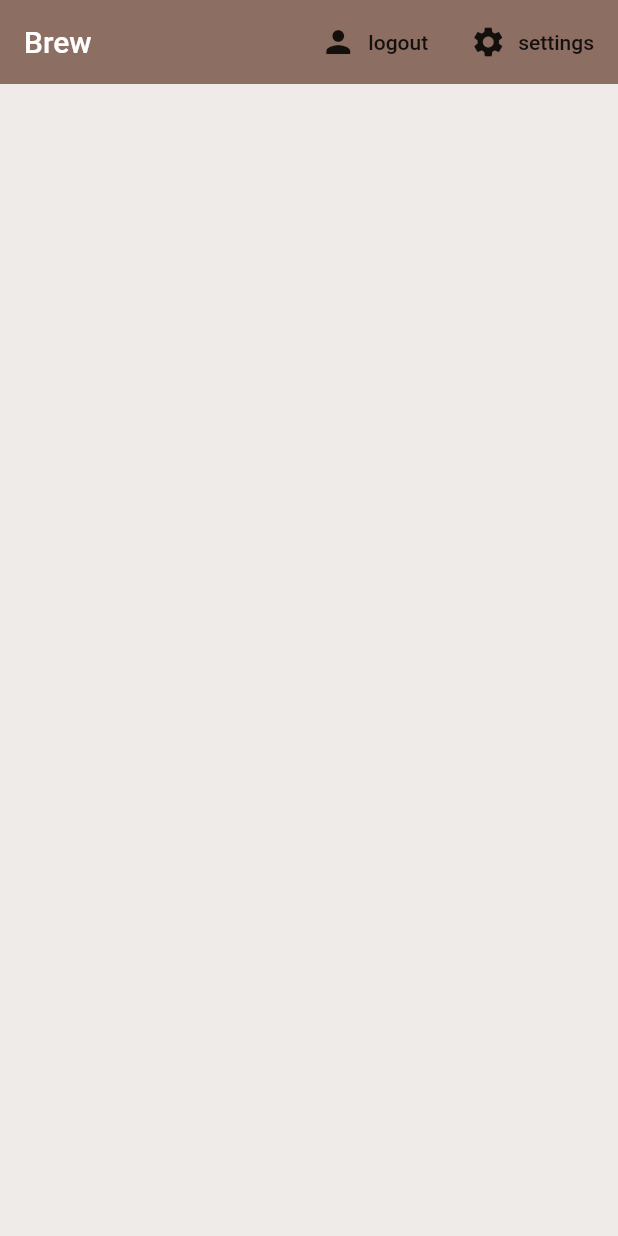
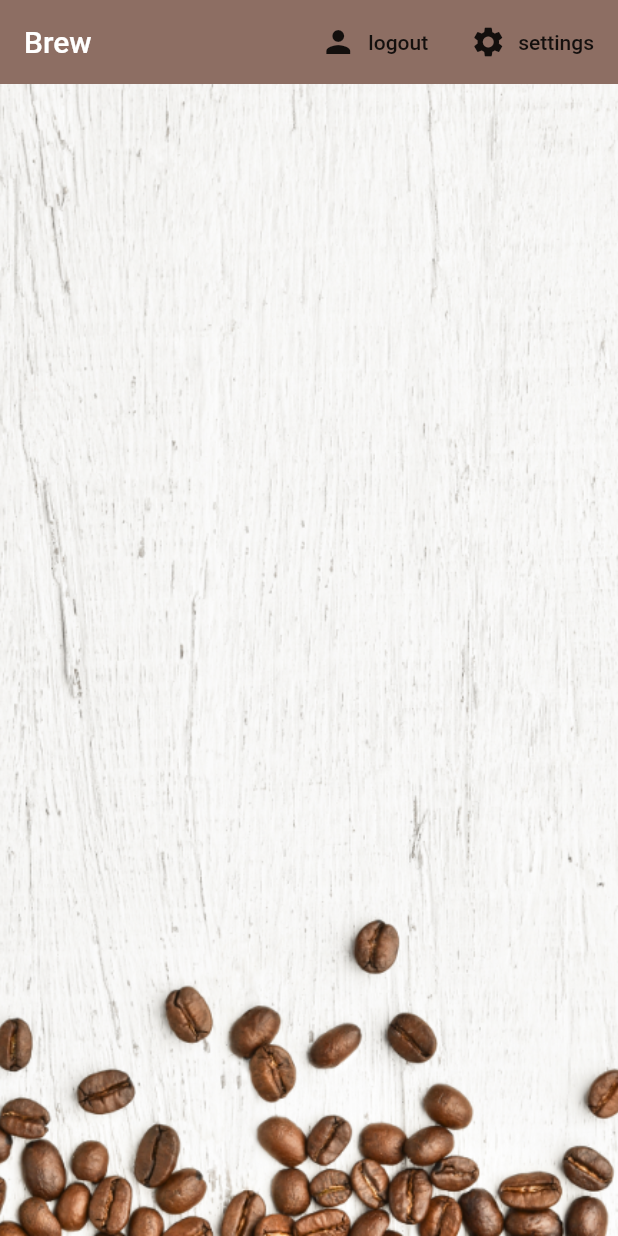
Before and after one commit to DanielMohammadii/coffeshopApp, a Flutter app: the screen it shows once a user with an empty profile is signed in, on a phone screen of 412 x 824 dp. Run offline on Flutter 3.47's test engine with Material 2 defaults, Android fonts, the phone set to English and light mode, and no system bars; our stand-ins replace cloud_firestore, firebase_auth, firebase_core, flutter_spinkit; accounts and stored records are empty.

Commit message:
"Last Touches"

```diff
--- a/lib/screens/home/brew_list.dart
+++ b/lib/screens/home/brew_list.dart
@@ -11,7 +11,7 @@ class BrewList extends StatefulWidget {
 class _BrewListState extends State<BrewList> {
   @override
   Widget build(BuildContext context) {
-    final brews = Provider.of<List<Brews>>(context);
+    final brews = Provider.of<List<Brews>>(context) ?? [];
 
     return ListView.builder(
       itemCount: brews.length,
--- a/lib/screens/home/brew_tile.dart
+++ b/lib/screens/home/brew_tile.dart
@@ -13,7 +13,10 @@ class BrewTile extends StatelessWidget {
         margin: EdgeInsets.fromLTRB(20.0, 6.0, 20.0, 0),
         child: ListTile(
           leading: CircleAvatar(
-              radius: 25.0, backgroundColor: Colors.brown[brew.strength]),
+            radius: 25.0,
+            backgroundColor: Colors.brown[brew.strength],
+            backgroundImage: AssetImage('assets/coffee_icon.png'),
+          ),
           title: Text(brew.name),
           subtitle: Text("Takes ${brew.sugars} sugar(s)"),
         ),
--- a/lib/screens/home/home.dart
+++ b/lib/screens/home/home.dart
@@ -45,7 +45,14 @@ class Home extends StatelessWidget {
             )
           ],
         ),
-        body: BrewList(),
+        body: Container(
+            decoration: BoxDecoration(
+              image: DecorationImage(
+                image: AssetImage('assets/coffee_bg.png'),
+                fit: BoxFit.cover,
+              ),
+            ),
+            child: BrewList()),
       ),
     );
   }
--- a/lib/services/database.dart
+++ b/lib/services/database.dart
@@ -40,7 +40,7 @@ class DataBaseService {
 
   //Convert Snapshot to UserData models.
   UserData _userSnapShot(DocumentSnapshot snapshot) {
-    UserData(
+    return UserData(
         sugars: snapshot.data()['Sugars'],
         name: snapshot.data()['Name'],
         strength: snapshot.data()['Strength'],
--- a/pubspec.yaml
+++ b/pubspec.yaml
@@ -43,9 +43,9 @@ flutter:
   # the material Icons class.
   uses-material-design: true
   # To add assets to your application, add an assets section, like this:
-  # assets:
-  #   - images/a_dot_burr.jpeg
-  #   - images/a_dot_ham.jpeg
+  assets:
+   - assets/
+
   # An image asset can refer to one or more resolution-specific "variants", see
   # https://flutter.dev/assets-and-images/#resolution-aware.
   # For details regarding adding assets from package dependencies, see
```
Also changed, not shown: lib/screens/home/setting_form.dart (+18 -17 lines), assets/coffee_bg.png (added), assets/coffee_icon.png (added).
